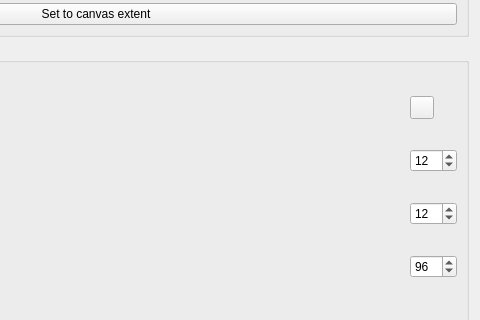
Before: the Qt Designer form kadas_mbtiles/kadas_mbtiles_export_dialog.ui in kadas-albireo/kadas-mbtiles-plugin, drawn with Qt 5; both pictures show x 288 to 768 and y 377 to 697 of the 768 by 833 pixel window.
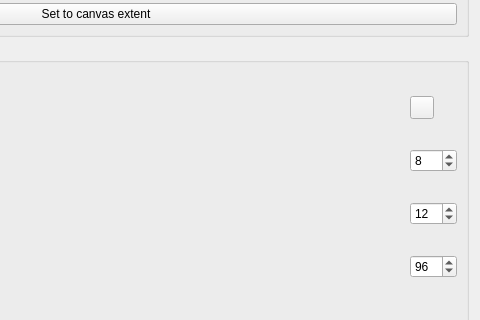
After: the same form once the commit is applied. Custom widgets are drawn as their Qt base class.

Commit message: change minimum zoom

Diff of the .ui file:
```diff
--- a/kadas_mbtiles/kadas_mbtiles_export_dialog.ui
+++ b/kadas_mbtiles/kadas_mbtiles_export_dialog.ui
@@ -187,7 +187,7 @@
          <number>25</number>
         </property>
         <property name="value">
-         <number>12</number>
+         <number>8</number>
         </property>
        </widget>
       </item>
```
